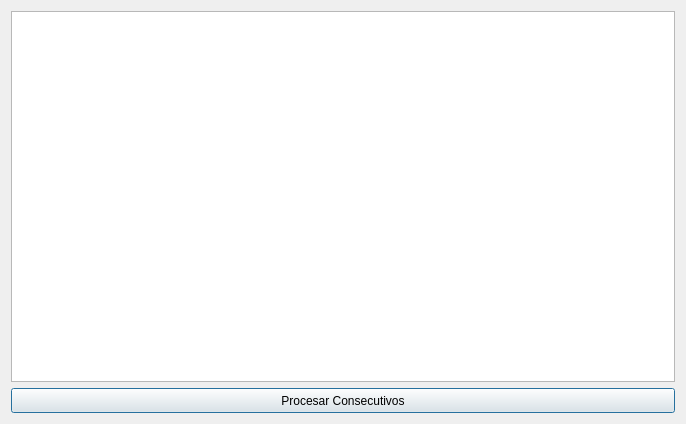
The window that ui/subdictumslist.ui (OdairTrujillo/blockcheck) describes before a commit, drawn with Qt 5.
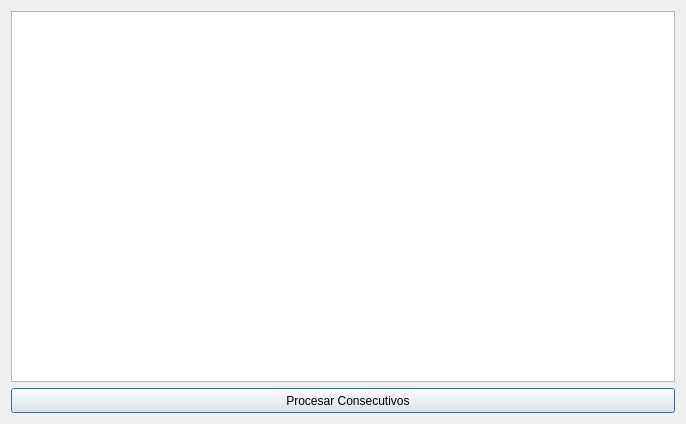
The same window after the commit. Icons and pictures are not drawn.

What changed in the file:
```diff
--- a/ui/subdictumslist.ui
+++ b/ui/subdictumslist.ui
@@ -30,7 +30,7 @@
       </size>
      </property>
      <property name="text">
-      <string>Procesar Consecutivos</string>
+      <string>   Procesar Consecutivos</string>
      </property>
      <property name="icon">
       <iconset resource="../resources/resources.qrc">
```
